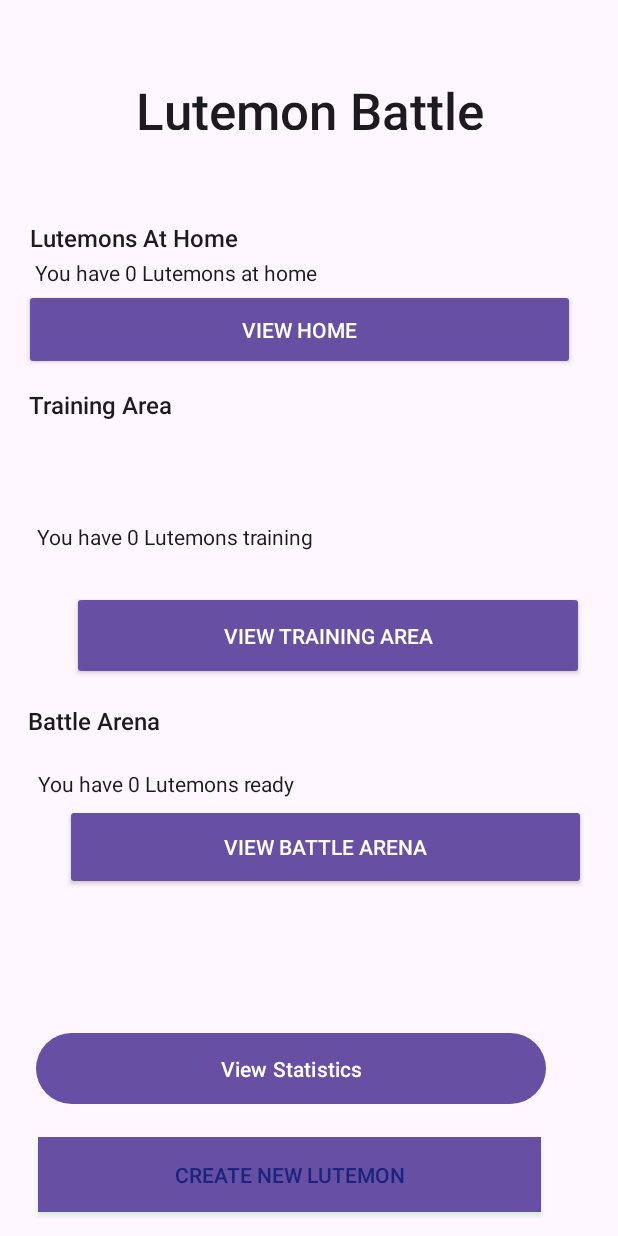
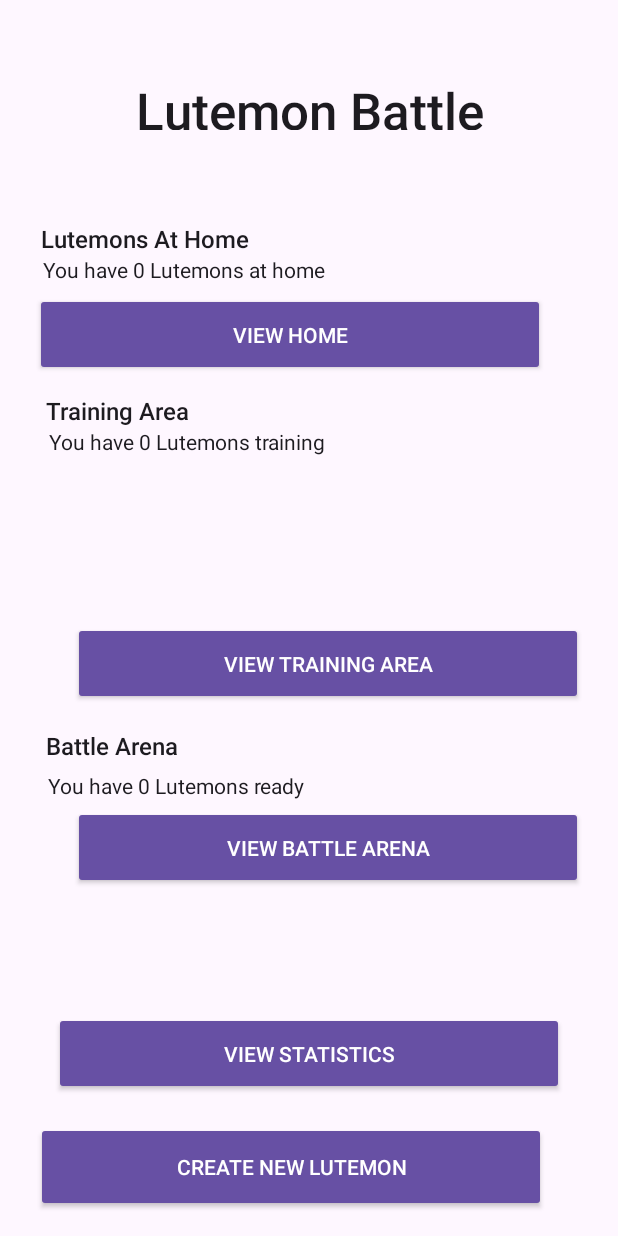
Before and after one commit to MartinsLUT/LutemonApp, an Android app: the screen it shows after launch (MainActivity), on a phone screen of 412 x 824 dp. Run offline under Robolectric (Android 15) with nearby library versions, the phone set to English and light mode, and no system bars; our stand-ins replace AdMob.

Commit message:
Few desgin things for view headline and in battle view adding arrow to deffending lutemon

```diff
--- a/app/src/main/java/com/example/lutemonapp/CreateNewLutemonActivity.java
+++ b/app/src/main/java/com/example/lutemonapp/CreateNewLutemonActivity.java
@@ -15,7 +15,6 @@ import androidx.appcompat.app.AppCompatActivity;
 
 public class CreateNewLutemonActivity extends AppCompatActivity {
     EditText newLutemonName;
-    Button selectColorBtn;
     RadioButton createWhiteBtn;
     RadioButton createGreenBtn;
     RadioButton createPinkBtn;
--- a/app/src/main/java/com/example/lutemonapp/StatisticsActivity.java
+++ b/app/src/main/java/com/example/lutemonapp/StatisticsActivity.java
@@ -29,7 +29,7 @@ public class StatisticsActivity extends AppCompatActivity {
         //Using stats layout
 
 
-        for (Lutemon lutemon : Home.getLutemons()) {
+        for (Lutemon lutemon : Storage.getAllLutemons().values()) {
             View lutemonStats = getLayoutInflater().inflate(R.layout.stats_layout, null);
             TextView lutemonName = lutemonStats.findViewById(R.id.lutemonName);
             TextView lutemonColor = lutemonStats.findViewById(R.id.lutemonColor);
--- a/app/src/main/res/layout/homescreen_main.xml
+++ b/app/src/main/res/layout/homescreen_main.xml
@@ -12,39 +12,42 @@
         android:id="@+id/lutemonBattlle"
         android:layout_width="wrap_content"
         android:layout_height="wrap_content"
+        android:layout_marginStart="8dp"
         android:layout_marginBottom="4dp"
-
+        android:text="You have 0 Lutemons ready"
         android:textAppearance="@style/TextAppearance.AppCompat.Body1"
         app:layout_constraintBottom_toTopOf="@+id/viewBattleArena"
         app:layout_constraintEnd_toEndOf="parent"
-        app:layout_constraintHorizontal_bias="0.105"
+        app:layout_constraintHorizontal_bias="0.104"
         app:layout_constraintStart_toStartOf="parent" />
 
     <TextView
         android:id="@+id/textView7"
         android:layout_width="wrap_content"
         android:layout_height="wrap_content"
+        android:layout_marginStart="8dp"
         android:layout_marginBottom="16dp"
         android:text="Battle Arena"
         android:textAppearance="@style/TextAppearance.AppCompat.Body2"
         android:textSize="16sp"
         app:layout_constraintBottom_toTopOf="@+id/viewBattleArena"
         app:layout_constraintEnd_toEndOf="parent"
-        app:layout_constraintHorizontal_bias="0.058"
+        app:layout_constraintHorizontal_bias="0.071"
         app:layout_constraintStart_toStartOf="parent"
         app:layout_constraintTop_toBottomOf="@+id/viewHome"
-        app:layout_constraintVertical_bias="0.887" />
+        app:layout_constraintVertical_bias="0.946" />
 
     <TextView
         android:id="@+id/textView6"
         android:layout_width="wrap_content"
         android:layout_height="wrap_content"
-        android:layout_marginTop="172dp"
+        android:layout_marginStart="8dp"
+        android:layout_marginTop="176dp"
         android:text="Training Area"
         android:textAppearance="@style/TextAppearance.AppCompat.Body2"
         android:textSize="16sp"
         app:layout_constraintEnd_toEndOf="parent"
-        app:layout_constraintHorizontal_bias="0.06"
+        app:layout_constraintHorizontal_bias="0.074"
         app:layout_constraintStart_toStartOf="parent"
         app:layout_constraintTop_toBottomOf="@+id/textView" />
 
@@ -64,38 +67,26 @@
 
     <Button
         android:id="@+id/newLutemon"
+        android:layout_width="340dp"
+        android:layout_height="60dp"
         style="@style/Widget.AppCompat.Button"
-        android:layout_width="335dp"
-        android:layout_height="50dp"
         android:layout_marginStart="8dp"
         android:layout_marginEnd="8dp"
         android:layout_marginBottom="16dp"
-        android:background="#4CAF50"
-        android:backgroundTint="#088A0F"
-        android:drawableTint="#4CAF50"
-        android:foregroundTint="#4CAF50"
-        android:outlineAmbientShadowColor="#4CAF50"
-        android:outlineSpotShadowColor="#4CAF50"
-        android:shadowColor="#4CAF50"
         android:text="Create New Lutemon"
-        android:textColor="#1A237E"
-        android:textColorHighlight="#CDDC39"
-        android:textColorHint="#F44336"
-        android:textColorLink="#0D5611"
+        android:textColor="@color/white"
         android:visibility="visible"
-        app:iconTint="#4CAF50"
         app:layout_constraintBottom_toBottomOf="parent"
         app:layout_constraintEnd_toEndOf="parent"
         app:layout_constraintHorizontal_bias="0.29"
-        app:layout_constraintStart_toStartOf="parent"
-        app:rippleColor="#4CAF50"
-        app:strokeColor="#4CAF50" />
+        app:layout_constraintStart_toStartOf="parent" />
 
     <Button
         android:id="@+id/viewHome"
+
         style="@style/Widget.AppCompat.Button"
-        android:layout_width="367dp"
-        android:layout_height="54dp"
+        android:layout_width="340dp"
+        android:layout_height="55dp"
         android:layout_marginStart="8dp"
         android:layout_marginEnd="8dp"
         android:layout_marginBottom="12dp"
@@ -108,9 +99,10 @@
 
     <Button
         android:id="@+id/viewTrainingArea"
+
         style="@style/Widget.AppCompat.Button"
-        android:layout_width="341dp"
-        android:layout_height="59dp"
+        android:layout_width="340dp"
+        android:layout_height="55dp"
         android:layout_marginStart="8dp"
         android:layout_marginEnd="8dp"
         android:layout_marginBottom="16dp"
@@ -126,12 +118,12 @@
     <Button
         android:id="@+id/viewBattleArena"
         style="@style/Widget.AppCompat.Button"
-        android:layout_width="347dp"
-        android:layout_height="57dp"
+        android:layout_width="340dp"
+        android:layout_height="55dp"
         android:layout_marginStart="8dp"
         android:layout_marginEnd="8dp"
         android:text="View Battle Arena"
-        android:textColorLink="#9C27B0"
+        android:textColorLink="#D6E424"
         android:visibility="visible"
         app:layout_constraintBottom_toBottomOf="parent"
         app:layout_constraintEnd_toEndOf="parent"
@@ -146,6 +138,7 @@
         android:layout_width="wrap_content"
         android:layout_height="wrap_content"
         android:layout_marginTop="52dp"
+        android:layout_marginStart="8dp"
         android:text="Lutemons At Home"
         android:textAppearance="@style/TextAppearance.AppCompat.Body2"
         android:textSize="16sp"
@@ -160,38 +153,40 @@
         android:id="@+id/lutemonHome"
         android:layout_width="wrap_content"
         android:layout_height="wrap_content"
-
+        android:layout_marginStart="8dp"
+        android:text="You have 0 Lutemons at home"
         android:textAppearance="@style/TextAppearance.AppCompat.Body1"
         app:layout_constraintBottom_toTopOf="@+id/viewHome"
         app:layout_constraintEnd_toEndOf="parent"
-        app:layout_constraintHorizontal_bias="0.105"
+        app:layout_constraintHorizontal_bias="0.097"
         app:layout_constraintStart_toStartOf="parent"
         app:layout_constraintTop_toBottomOf="@+id/textView4"
-        app:layout_constraintVertical_bias="0.651" />
+        app:layout_constraintVertical_bias="0.0" />
 
     <TextView
         android:id="@+id/lutemonHome2"
         android:layout_width="wrap_content"
         android:layout_height="wrap_content"
-
+        android:layout_marginStart="8dp"
+        android:text="You have 0 Lutemons training"
         android:textAppearance="@style/TextAppearance.AppCompat.Body1"
         app:layout_constraintBottom_toTopOf="@+id/viewTrainingArea"
         app:layout_constraintEnd_toEndOf="parent"
-        app:layout_constraintHorizontal_bias="0.108"
+        app:layout_constraintHorizontal_bias="0.112"
         app:layout_constraintStart_toStartOf="parent"
         app:layout_constraintTop_toBottomOf="@+id/textView6"
-        app:layout_constraintVertical_bias="0.718" />
+        app:layout_constraintVertical_bias="0.0" />
 
     <Button
         android:id="@+id/viewStatistics"
+        style="@style/Widget.AppCompat.Button"
         android:layout_width="340dp"
         android:layout_height="55dp"
         android:text="View Statistics"
         app:layout_constraintBottom_toTopOf="@+id/newLutemon"
         app:layout_constraintEnd_toEndOf="parent"
-        app:layout_constraintHorizontal_bias="0.333"
         app:layout_constraintStart_toStartOf="parent"
-        app:layout_constraintTop_toBottomOf="@+id/viewBattleArena"
-        app:layout_constraintVertical_bias="0.837" />
+        app:layout_constraintTop_toTopOf="parent"
+        app:layout_constraintVertical_bias="0.974" />
 
 </androidx.constraintlayout.widget.ConstraintLayout>
--- a/app/src/main/res/values/colors.xml
+++ b/app/src/main/res/values/colors.xml
@@ -2,4 +2,5 @@
 <resources>
     <color name="black">#FF000000</color>
     <color name="white">#FFFFFFFF</color>
+
 </resources>
```
Also changed, not shown: app/src/main/java/com/example/lutemonapp/BattleArenaActivity.java (+11 -16 lines), app/src/main/java/com/example/lutemonapp/Home.java (+9 -77 lines), app/src/main/java/com/example/lutemonapp/HomeLutemonActivity.java (+55 -13 lines), app/src/main/java/com/example/lutemonapp/Storage.java (+63 -8 lines), app/src/main/java/com/example/lutemonapp/TrainingActivity.java (+17 -38 lines), app/src/main/res/drawable/purple_button.xml (added, +11 -0 lines), app/src/main/res/drawable/white_button.xml (added, +11 -0 lines), app/src/main/res/layout/battle.xml (+11 -17 lines), app/src/main/res/layout/create_new_lutemon.xml (+26 -14 lines), app/src/main/res/layout/home.xml (+31 -21 lines), app/src/main/res/layout/statistics.xml (+17 -12 lines), app/src/main/res/layout/training_area.xml (+14 -11 lines).
